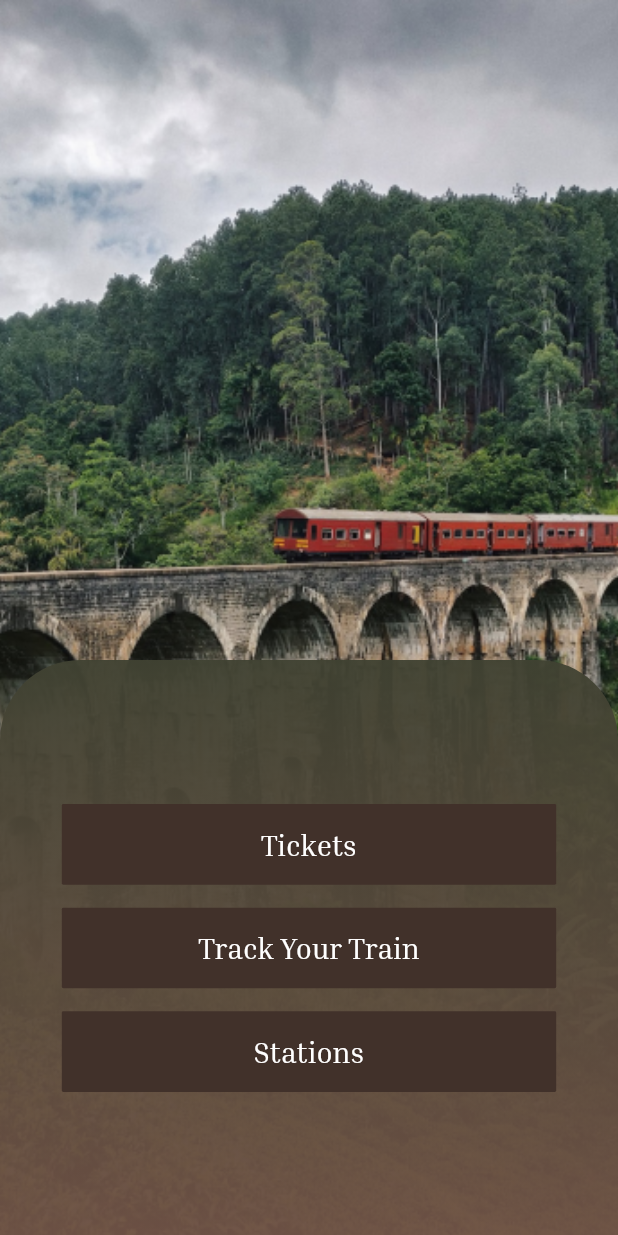
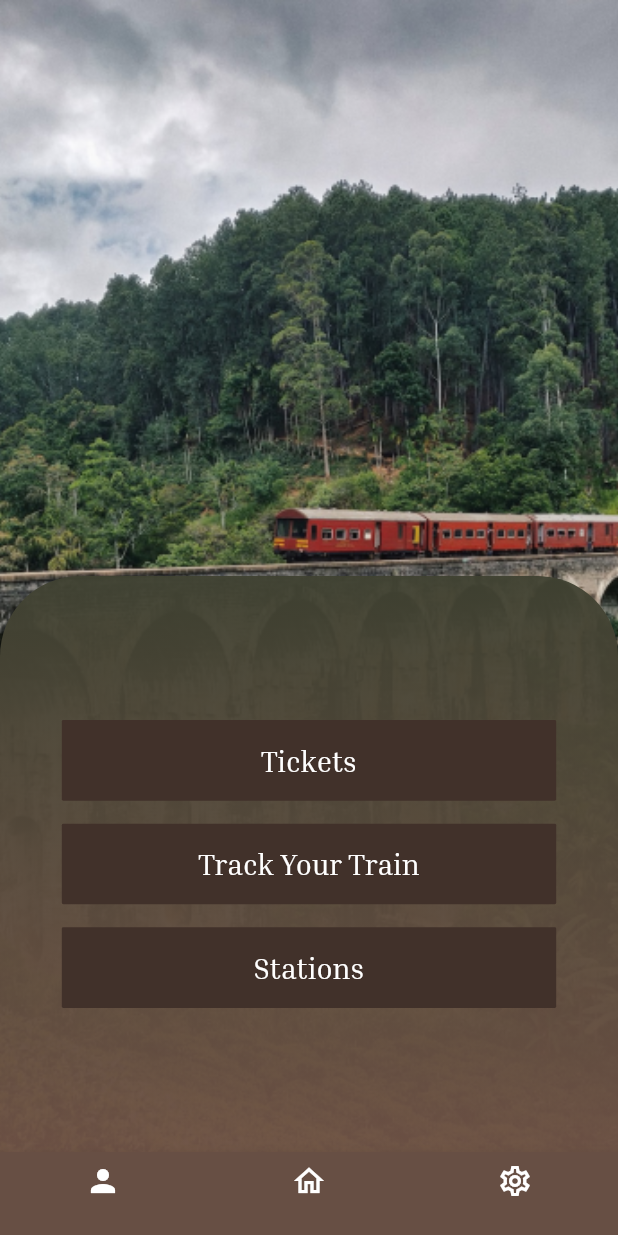
Before and after one commit to Train-D/mobile, a Flutter app: the HomeScreen screen opened directly, on a phone screen of 412 x 824 dp. Run offline on Flutter 3.47's test engine with Material 2 defaults, Android fonts, the phone set to English and light mode, and no system bars; our stand-ins replace basic_utils, bloc, dartz, equatable, flutter_bloc, get_it and 1 more.

Commit message:
add bottom bar to home screen, update app strings and images, update signup background

```diff
--- a/lib/core/global/theme/app_color/app_color_light.dart
+++ b/lib/core/global/theme/app_color/app_color_light.dart
@@ -1,5 +1,7 @@
 import 'package:flutter/material.dart';
 
+const Color splashBg = Color.fromRGBO(84, 74, 65, 0.66);
+const Color transparent = Colors.transparent;
 const Color lightDefualtColor = Color(0xff41312a);
 const Color lightDefualtIconColor = Colors.white;
 const Color textFormBgColor = Color.fromRGBO(217, 217, 217, 0.91);
@@ -11,6 +13,7 @@ const Color fromToCardBgColor = Color.fromRGBO(255, 255, 255, 0.61);
 const Color dateFieldColor = Color.fromRGBO(235, 234, 234, 1);
 const Color appBarBg = Color.fromRGBO(255, 255, 255, 0.79);
 const List<Color> onBoardingBg = [Color(0xe66f5246), Color(0xe6404232)];
+const Color bottomBarBg = Color.fromRGBO(103, 79, 68, 1);
 const List<Color> homeBg = [
   Color.fromRGBO(64, 66, 50, 0.95),
   Color.fromRGBO(111, 82, 70, 0.95)
@@ -19,7 +22,6 @@ const List<Color> fromToBottomSheetBg = [
   Color.fromRGBO(78, 64, 57, 1),
   Color.fromRGBO(92, 85, 71, 1)
 ];
-//rgba(64, 66, 50, 0.65)
 const List<Color> profileBg = [
   Color.fromRGBO(133, 132, 122, 1),
   Color.fromRGBO(151, 135, 126, 1),
--- a/lib/core/utils/app_images.dart
+++ b/lib/core/utils/app_images.dart
@@ -6,3 +6,5 @@ const String rectangleTwoBg = 'Rectangle 2.png';
 const String fromTo = 'fromto.png';
 const String home = 'home.png';
 const String profileCamera = 'camera_vector.png';
+const String splashImage = 'splash.png';
+const String splashVector = 'splash_vector.png';
--- a/lib/core/utils/app_strings.dart
+++ b/lib/core/utils/app_strings.dart
@@ -9,5 +9,24 @@ class AppString {
 
   static const String loginTitle = 'LOGIN';
   static const String signUpTitle = 'SIGN UP';
+  static const String getStarted = 'Get started';
+  static const String skip = 'Skip';
+  static const String tickets = 'Tickets';
+  static const String track = 'Track Your Train';
+  static const String stations = 'Stations';
+  static const String userName = 'Username';
+  static const String passowrd = 'Password';
+  static const String haveAccount = 'don\'t have an account ?';
+  static const String firstName = 'First Name';
+  static const String lasttName = 'Last Name';
+  static const String email = 'Email';
+  static const String phoneNumber = 'Phone Number';
+  static const String city = 'City';
+  static const String save = 'Save';
+  static const String from = 'From';
+  static const String to = 'Trom';
+  static const String date = 'Date';
+  static const String defaultDatePattern = 'dd/mm/yyyy';
+  static const String search = 'Search';
 
 }
--- a/lib/features/app/presentation/components/onboarding.dart
+++ b/lib/features/app/presentation/components/onboarding.dart
@@ -1,5 +1,7 @@
 import 'package:flutter/material.dart';
 import 'package:responsive_sizer/responsive_sizer.dart';
+import 'package:traind_app/core/utils/app_constants.dart';
+import 'package:traind_app/core/utils/components.dart';
 
 Widget onboarding(
         {required String title,
--- a/lib/features/app/presentation/screens/home_screen.dart
+++ /dev/null
@@ -1,70 +0,0 @@
-import 'package:flutter/material.dart';
-import 'package:responsive_sizer/responsive_sizer.dart';
-import 'package:traind_app/core/global/theme/app_color/app_color_light.dart';
-import 'package:traind_app/core/utils/app_constants.dart';
-import 'package:traind_app/core/utils/components.dart';
-import 'package:traind_app/core/utils/app_images.dart';
-import 'package:traind_app/features/tickets/presentation/screens/from_to_screen.dart';
-
-class HomeScreen extends StatelessWidget {
-  const HomeScreen({super.key});
-
-  @override
-  Widget build(BuildContext context) {
-    return SharedComponents.screenBg(
-        imageUrl: '${AppConstants.imagesUrl}$home',
-        context: context,
-        child: Scaffold(
-          backgroundColor: Colors.transparent,
-          body: Column(mainAxisAlignment: MainAxisAlignment.end, children: [
-            Container(
-              width: double.infinity,
-              height: AppConstants.height(context) * 0.5,
-              decoration: BoxDecoration(
-                borderRadius: BorderRadius.only(
-                    topLeft: Radius.circular(30.sp),
-                    topRight: Radius.circular(30.sp)),
-                gradient: LinearGradient(
-                  colors: homeBg,
-                  begin: Alignment.topCenter,
-                  end: Alignment.bottomCenter,
-                ),
-              ),
-              child: Column(
-                mainAxisAlignment: MainAxisAlignment.center,
-                children: [
-                  SharedComponents.defaultButton(
-                    width: AppConstants.width(context) * 0.8,
-                    height: AppConstants.height(context) * 0.07,
-                    radius: 4.sp,
-                    function: () {
-                      SharedComponents.navigateTo(FromToScreen(), context);
-                    },
-                    text: 'Tickets',
-                    context: context,
-                  ),
-                  SizedBox(height: AppConstants.height(context) * 0.02,),
-                  SharedComponents.defaultButton(
-                    width: AppConstants.width(context) * 0.8,
-                    height: AppConstants.height(context) * 0.07,
-                    radius: 4.sp,
-                    function: () {},
-                    text: 'Track Your Train',
-                    context: context,
-                  ),
-                  SizedBox(height: AppConstants.height(context) * 0.02,),
-                  SharedComponents.defaultButton(
-                    width: AppConstants.width(context) * 0.8,
-                    height: AppConstants.height(context) * 0.07,
-                    radius: 4.sp,
-                    function: () {},
-                    text: 'Stations',
-                    context: context,
-                  )
-                ],
-              ),
-            )
-          ]),
-        ));
-  }
-}
--- a/lib/features/app/presentation/screens/onboarding1_screen.dart
+++ b/lib/features/app/presentation/screens/onboarding1_screen.dart
@@ -45,7 +45,7 @@ class Onboarding1Screen extends StatelessWidget {
                         SharedComponents.navigateToReplace(
                             const OnboardingTwoScreen(), context);
                       },
-                      text: 'Skip',
+                      text: AppString.skip,
                       //size: 18.sp,
                       context: context,
                       icon: Icons.arrow_forward_ios,
--- a/lib/features/app/presentation/screens/onboarding2_screen.dart
+++ b/lib/features/app/presentation/screens/onboarding2_screen.dart
@@ -48,7 +48,7 @@ class OnboardingTwoScreen extends StatelessWidget {
                           context,
                         );
                       },
-                      text: 'Get started',
+                      text: AppString.getStarted,
                       context: context,
                       width: AppConstants.width(context) * 0.4,
                       height: 6.h,
--- /dev/null
+++ b/lib/features/layout/presentation/component/layout.dart
@@ -0,0 +1,18 @@
+import 'package:flutter/material.dart';
+import 'package:responsive_sizer/responsive_sizer.dart';
+import 'package:traind_app/core/utils/app_constants.dart';
+import 'package:traind_app/core/utils/components.dart';
+Widget homeButton(
+        {required String label,
+        required Widget Screen,
+        required BuildContext context}) =>
+    SharedComponents.defaultButton(
+      context: context,
+      function: () {
+        SharedComponents.navigateTo(Screen, context);
+      },
+      text: label,
+      width: AppConstants.width(context) * 0.8,
+      height: AppConstants.height(context) * 0.07,
+      radius: 4.sp,
+    );
--- /dev/null
+++ b/lib/features/layout/presentation/controller/home_cubit/home_cubit.dart
@@ -0,0 +1,37 @@
+import 'package:flutter/material.dart';
+import 'package:flutter_bloc/flutter_bloc.dart';
+import 'package:traind_app/core/global/theme/app_color/app_color_light.dart';
+import 'package:traind_app/features/authentication/presentation/screens/profile_screen.dart';
+import 'package:traind_app/features/layout/presentation/controller/home_cubit/home_state.dart';
+import 'package:traind_app/features/layout/presentation/screens/home_screen.dart';
+
+class HomeCubit extends Cubit<HomeState> {
+  HomeCubit() : super(HomeInitial());
+  static HomeCubit get(context) => BlocProvider.of(context);
+  int currentIndex = 1;
+  List<Widget> screens = const [
+    ProfileScreen(),
+    HomeScreen(),
+    HomeScreen()
+  ];
+
+  List<BottomNavigationBarItem> navItems = const [
+    BottomNavigationBarItem(
+      icon: Icon(Icons.person, color: lightColor,),
+      label: '',
+    ),
+    BottomNavigationBarItem(
+      icon: Icon(Icons.home_outlined, color: lightColor,),
+      label: '',
+    ),
+    BottomNavigationBarItem(
+      icon: Icon(Icons.settings_outlined, color: lightColor,),
+      label: '',
+    ),
+  ];
+
+  void changeBottomNav(int index) {
+    currentIndex = index;
+    emit(HomeChangeBottomNavState());
+  }
+}
--- /dev/null
+++ b/lib/features/layout/presentation/controller/home_cubit/home_state.dart
@@ -0,0 +1,6 @@
+
+abstract class HomeState{
+}
+
+class HomeInitial extends   HomeState {}
+class HomeChangeBottomNavState extends HomeState{}
--- /dev/null
+++ b/lib/features/layout/presentation/screens/home_screen.dart
@@ -0,0 +1,77 @@
+import 'package:flutter/material.dart';
+import 'package:flutter_bloc/flutter_bloc.dart';
+import 'package:responsive_sizer/responsive_sizer.dart';
+import 'package:traind_app/core/global/theme/app_color/app_color_light.dart';
+import 'package:traind_app/core/utils/app_constants.dart';
+import 'package:traind_app/core/utils/app_strings.dart';
+import 'package:traind_app/core/utils/components.dart';
+import 'package:traind_app/core/utils/app_images.dart';
+import 'package:traind_app/features/authentication/presentation/screens/profile_screen.dart';
+import 'package:traind_app/features/layout/presentation/component/layout.dart';
+import 'package:traind_app/features/layout/presentation/controller/home_cubit/home_cubit.dart';
+import 'package:traind_app/features/layout/presentation/controller/home_cubit/home_state.dart';
+import 'package:traind_app/features/tickets/presentation/screens/from_to_screen.dart';
+
+class HomeScreen extends StatelessWidget {
+  const HomeScreen({super.key});
+
+  @override
+  Widget build(BuildContext context) {
+    return BlocBuilder<HomeCubit, HomeState>(builder: (context, state) {
+      HomeCubit cubit = HomeCubit.get(context);
+      return SharedComponents.screenBg(
+          imageUrl: '${AppConstants.imagesUrl}$home',
+          context: context,
+          child: Scaffold(
+              backgroundColor: Colors.transparent,
+              body: Column(mainAxisAlignment: MainAxisAlignment.end, children: [
+                Container(
+                  width: double.infinity,
+                  height: AppConstants.height(context) * 0.5,
+                  decoration: BoxDecoration(
+                    borderRadius: BorderRadius.only(
+                        topLeft: Radius.circular(30.sp),
+                        topRight: Radius.circular(30.sp)),
+                    gradient: LinearGradient(
+                      colors: homeBg,
+                      begin: Alignment.topCenter,
+                      end: Alignment.bottomCenter,
+                    ),
+                  ),
+                  child: Column(
+                    mainAxisAlignment: MainAxisAlignment.center,
+                    children: [
+                      homeButton(
+                          label: AppString.tickets,
+                          Screen: FromToScreen(),
+                          context: context),
+                      SizedBox(
+                        height: AppConstants.height(context) * 0.02,
+                      ),
+                      homeButton(
+                          label: AppString.track,
+                          Screen: FromToScreen(),
+                          context: context),
+                      SizedBox(
+                        height: AppConstants.height(context) * 0.02,
+                      ),
+                      homeButton(
+                          label: AppString.stations,
+                          Screen: ProfileScreen(),
+                          context: context),
+                    ],
+                  ),
+                )
+              ]),
+              bottomNavigationBar: BottomNavigationBar(
+                backgroundColor: bottomBarBg,
+                items: cubit.navItems,
+                currentIndex: cubit.currentIndex,
+                onTap: (index) {
+                  if(index != 1)
+                  SharedComponents.navigateTo(cubit.screens[index], context);
+                },
+              )));
+    });
+  }
+}
--- a/pubspec.yaml
+++ b/pubspec.yaml
@@ -41,6 +41,7 @@ dependencies:
   intl: ^0.18.0
   material: ^1.0.0+2
   responsive_sizer: ^3.1.1
+  basic_utils: ^5.5.3
 
 dev_dependencies:
   flutter_lints: ^2.0.0
```
Also changed, not shown: lib/features/app/presentation/screens/splash_screen.dart (+7 -4 lines), lib/features/authentication/presentation/components/auth_components.dart (+4 -3 lines), lib/features/authentication/presentation/screens/login_screen.dart (+13 -8 lines), lib/features/authentication/presentation/screens/profile_screen.dart (+8 -7 lines), lib/features/authentication/presentation/screens/sign_up_screen.dart (+8 -10 lines), lib/features/tickets/presentation/screens/from_to_screen.dart (+6 -5 lines), lib/main.dart (+7 -2 lines), assets/images/imgs/Rectangle 2.png (added), pubspec.lock.
